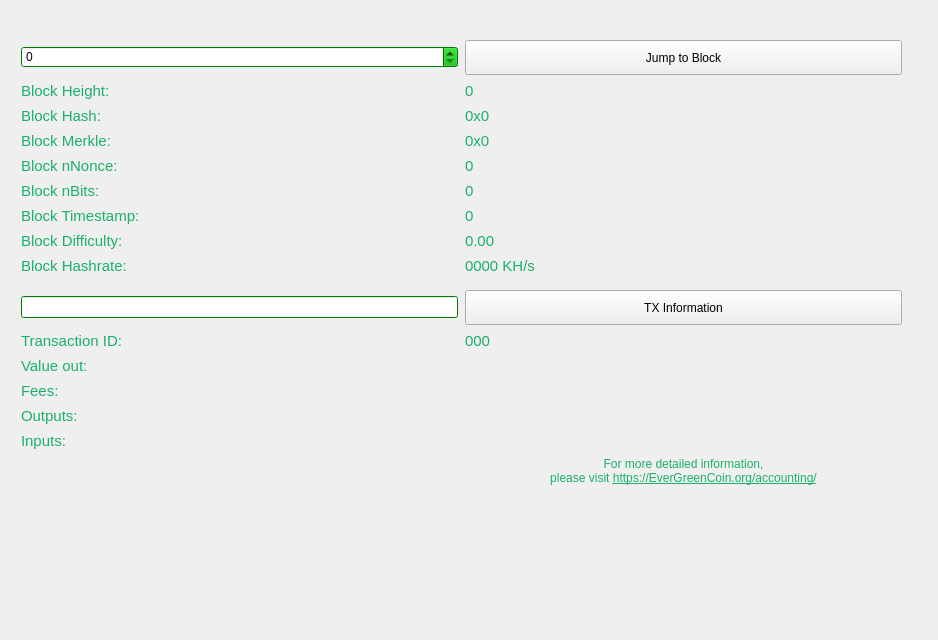
Qt form src/qt/forms/blockbrowser.ui (EverGreenCoinDev/EverGreenCoin) before a commit.
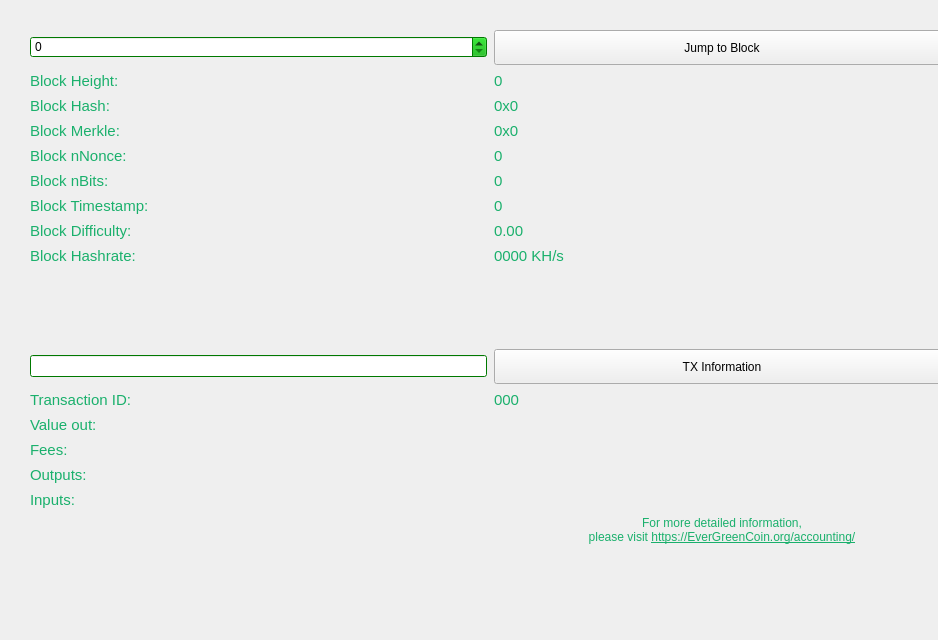
The same form after that commit.

Commit message: Layout on block explorer widget and min v/s max size conflict on charity dialog obect.

```diff
--- a/src/qt/forms/blockbrowser.ui
+++ b/src/qt/forms/blockbrowser.ui
@@ -76,27 +76,8 @@
       <string>QLabel { color: #266C3F; }
 </string>
      </property>
-     <widget class="QWidget" name="layoutWidget_2">
-      <property name="geometry">
-       <rect>
-        <x>0</x>
-        <y>19</y>
-        <width>881</width>
-        <height>453</height>
-       </rect>
-      </property>
-      <property name="font">
-       <font>
-        <pointsize>9</pointsize>
-        <weight>50</weight>
-        <bold>false</bold>
-        <stylestrategy>PreferAntialias</stylestrategy>
-       </font>
-      </property>
-      <property name="styleSheet">
-       <string>QLabel { color: #266C3F; }
-</string>
-      </property>
+     <layout class="QGridLayout" name="gridLayout">
+      <item row="0" column="0">
       <layout class="QGridLayout" name="gridLayout_3" rowstretch="0,0,0,0,0,0,0,0,0,0,0,0,0,0,0,0,0,0,0,0,0" columnstretch="0,0">
        <property name="sizeConstraint">
         <enum>QLayout::SetDefaultConstraint</enum>
@@ -1648,7 +1629,8 @@
         </spacer>
        </item>
       </layout>
-     </widget>
+      </item>
+     </layout>
     </widget>
    </item>
   </layout>
```
Lines whose indentation alone changed are shown as unchanged. The commit also changes 1 other file.
